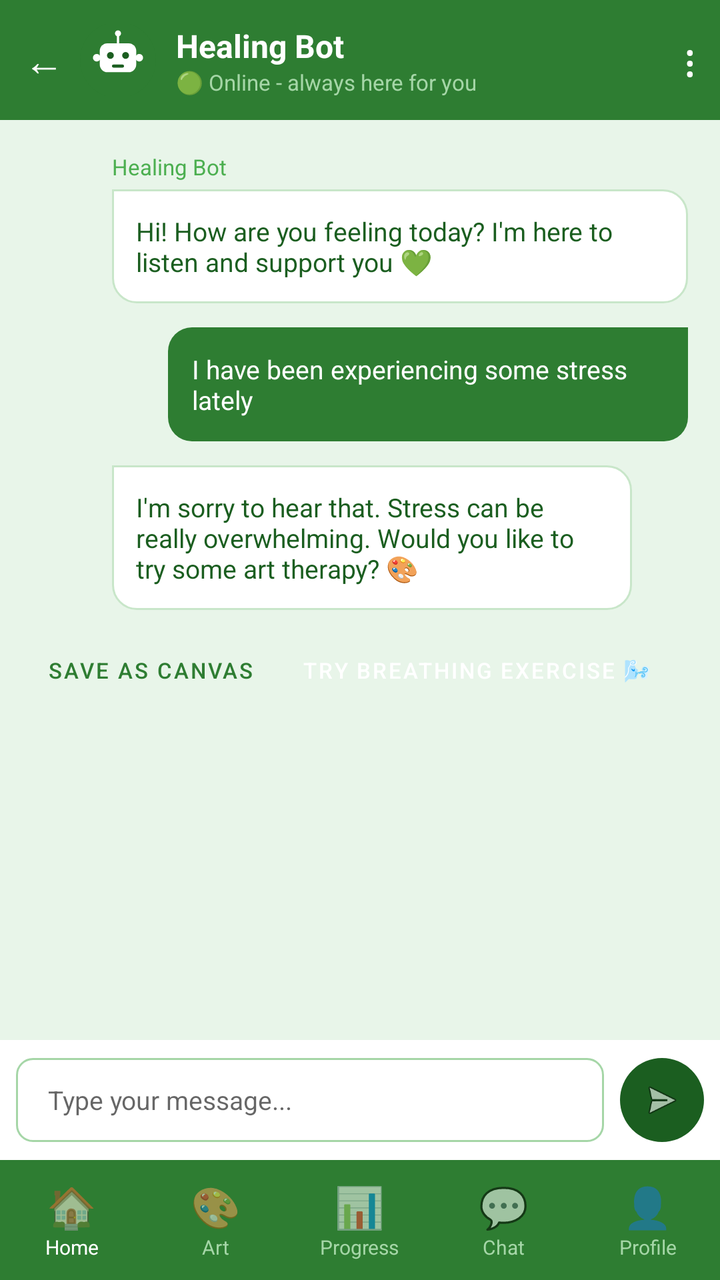
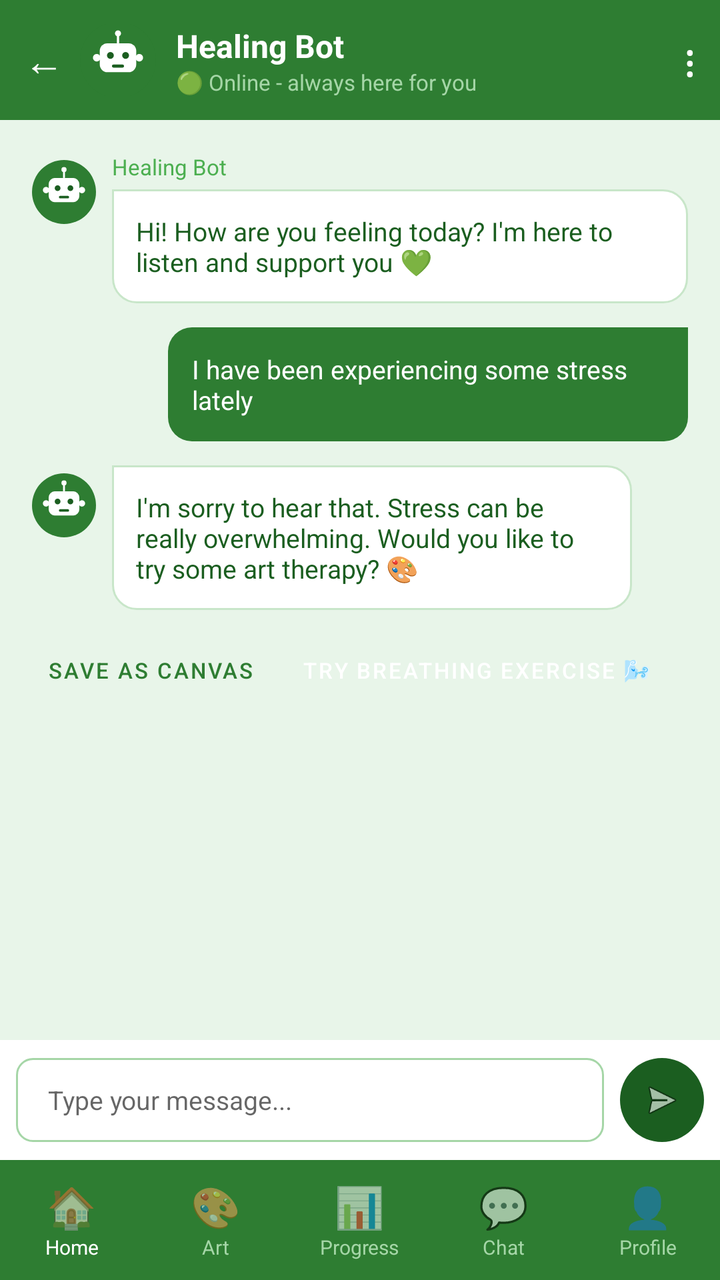

Compare the two renders of this Android layout. The source of the first and the diff that turns it into the second are given below.
<!-- AndroidManifest.xml: application theme Theme.HealingJourney -->
<!-- res/layout/activity_chat.xml -->
<?xml version="1.0" encoding="utf-8"?>
<LinearLayout
    xmlns:android="http://schemas.android.com/apk/res/android"
    xmlns:tools="http://schemas.android.com/tools"
    android:layout_width="match_parent"
    android:layout_height="match_parent"
    android:orientation="vertical"
    android:background="#E8F5E9">

    
    <LinearLayout
        android:layout_width="match_parent"
        android:layout_height="60dp"
        android:orientation="horizontal"
        android:background="#2E7D32"
        android:gravity="center_vertical"
        android:padding="12dp">

        <TextView
            android:id="@+id/btnBack"
            android:layout_width="wrap_content"
            android:layout_height="wrap_content"
            android:text="@string/back"
            android:textColor="#FFFFFF"
            android:textSize="20sp"
            android:layout_marginEnd="8dp"/>

        <ImageView
            android:layout_width="38dp"
            android:layout_height="38dp"
            android:contentDescription="@string/todo5" android:src="@drawable/ic_bot_avatar"
            android:layout_marginEnd="10dp"/>

        <LinearLayout
            android:layout_width="0dp"
            android:layout_height="wrap_content"
            android:layout_weight="1"
            android:orientation="vertical">

            <TextView
                android:layout_width="wrap_content"
                android:layout_height="wrap_content"
                android:text="@string/healing_bot"
                android:textColor="#FFFFFF"
                android:textSize="16sp"
                android:textStyle="bold"/>

            <TextView
                android:layout_width="wrap_content"
                android:layout_height="wrap_content"
                android:text="@string/online_always_here_for_you"
                android:textColor="#A5D6A7"
                android:textSize="11sp"/>

        </LinearLayout>

        <TextView
            android:id="@+id/btnShareChat"
            android:layout_width="wrap_content"
            android:layout_height="wrap_content"
            android:text="@string/dots"
            android:textColor="#FFFFFF"
            android:textSize="22sp"/>

    </LinearLayout>

    
    <ScrollView
        android:id="@+id/scrollChat"
        android:layout_width="match_parent"
        android:layout_height="0dp"
        android:layout_weight="1"
        android:padding="16dp">

        <LinearLayout
            android:id="@+id/chatContainer"
            android:layout_width="match_parent"
            android:layout_height="wrap_content"
            android:orientation="vertical">

            
            <LinearLayout
                android:layout_width="match_parent"
                android:layout_height="wrap_content"
                android:orientation="horizontal"
                android:layout_marginBottom="12dp">

                <ImageView
                    android:layout_width="32dp"
                    android:layout_height="32dp"
                    android:contentDescription="@string/todo8"
                    android:src="@mipmap/ic_launcher_round"
                    android:layout_marginEnd="8dp"
                    android:layout_marginTop="4dp"/>

                <LinearLayout
                    android:layout_width="wrap_content"
                    android:layout_height="wrap_content"
                    android:orientation="vertical"
                    android:maxWidth="260dp">

                    <TextView
                        android:layout_width="wrap_content"
                        android:layout_height="wrap_content"
                        android:text="@string/healing_bot1"
                        android:textColor="#4CAF50"
                        android:textSize="11sp"
                        android:layout_marginBottom="4dp"/>

                    <TextView
                        android:layout_width="wrap_content"
                        android:layout_height="wrap_content"
                        android:text="@string/hi_how_are_you_feeling_today_i_m_here_to_listen_and_support_you"
                        android:textColor="#1B5E20"
                        android:textSize="13sp"
                        android:background="@drawable/bubble_ai"
                        android:padding="12dp"/>

                </LinearLayout>

            </LinearLayout>

            
            <LinearLayout
                android:layout_width="match_parent"
                android:layout_height="wrap_content"
                android:gravity="end"
                android:layout_marginBottom="12dp">

                <TextView
                    android:layout_width="wrap_content"
                    android:layout_height="wrap_content"
                    android:text="@string/i_have_been_experiencing_some_stress_lately"
                    android:textColor="#FFFFFF"
                    android:textSize="13sp"
                    android:background="@drawable/bubble_user"
                    android:padding="12dp"
                    android:maxWidth="260dp"/>

            </LinearLayout>

            
            <LinearLayout
                android:layout_width="match_parent"
                android:layout_height="wrap_content"
                android:orientation="horizontal"
                android:layout_marginBottom="12dp"
                tools:ignore="UseCompoundDrawables">

                <ImageView
                    android:layout_width="32dp"
                    android:layout_height="32dp"
                    android:contentDescription="@string/todo6"
                    android:src="@mipmap/ic_launcher_round"
                    android:layout_marginEnd="8dp"
                    android:layout_marginTop="4dp"/>

                <TextView
                    android:layout_width="wrap_content"
                    android:layout_height="wrap_content"
                    android:text="@string/i_m_sorry_to_hear_that_stress_can_be_really_overwhelming_would_you_like_to_try_some_art_therapy_to_help_express_your_feelings"
                    android:textColor="#1B5E20"
                    android:textSize="13sp"
                    android:background="@drawable/bubble_ai"
                    android:padding="12dp"
                    android:maxWidth="260dp"/>

            </LinearLayout>

            
            <LinearLayout
                style="?android:attr/buttonBarStyle"
                android:layout_width="match_parent"
                android:layout_height="wrap_content"
                android:orientation="horizontal"
                android:layout_marginBottom="12dp">

                <Button
                    android:id="@+id/btnSaveCanvas"
                    style="?android:attr/buttonBarButtonStyle"
                    android:layout_width="wrap_content"
                    android:layout_height="36dp"
                    android:text="@string/save_as_canvas"
                    android:textColor="#2E7D32"
                    android:backgroundTint="#FFFFFF"
                    android:textSize="11sp"
                    android:layout_marginEnd="8dp" />

                <Button
                    android:id="@+id/btnTryExercise"
                    style="?android:attr/buttonBarButtonStyle"
                    android:layout_width="wrap_content"
                    android:layout_height="36dp"
                    android:text="@string/try_breathing_exercise"
                    android:textColor="#FFFFFF"
                    android:backgroundTint="#2E7D32"
                    android:textSize="11sp"/>

            </LinearLayout>

        </LinearLayout>
    </ScrollView>

    
    <LinearLayout
        android:layout_width="match_parent"
        android:layout_height="60dp"
        android:orientation="horizontal"
        android:background="#FFFFFF"
        android:gravity="center_vertical"
        android:padding="8dp">

        <EditText
            android:id="@+id/etMessage"
            android:layout_width="0dp"
            android:layout_height="42dp"
            android:layout_weight="1"
            android:autofillHints=""
            android:hint="@string/type_your_message"
            android:background="@drawable/input_background"
            android:paddingStart="16dp"
            android:paddingEnd="16dp"
            android:textSize="13sp"
            android:inputType="textMultiLine"
            android:layout_marginEnd="8dp"/>

        <ImageView
            android:id="@+id/btnSend"
            android:layout_width="42dp"
            android:layout_height="42dp"
            android:contentDescription="@string/todo7"
            android:src="@android:drawable/ic_menu_send"
            android:background="@drawable/circle_dark_green"
            android:padding="10dp"/>

    </LinearLayout>

    <include layout="@layout/bottom_nav"/>
</LinearLayout>
<!-- res/layout/bottom_nav.xml (included above) -->
<?xml version="1.0" encoding="utf-8"?>
<LinearLayout
    xmlns:android="http://schemas.android.com/apk/res/android"
    xmlns:tools="http://schemas.android.com/tools"
    android:layout_width="match_parent"
    android:layout_height="60dp"
    android:baselineAligned="false"
    android:orientation="horizontal"
    android:background="#2E7D32">

    <LinearLayout
        android:id="@+id/navHome"
        android:layout_width="0dp"
        android:layout_height="match_parent"
        android:layout_weight="1"
        android:orientation="vertical"
        android:gravity="center">
        <TextView
            android:layout_width="wrap_content"
            android:layout_height="wrap_content"
            android:text="@string/house"
            android:textSize="20sp"/>
        <TextView
            android:layout_width="wrap_content"
            android:layout_height="wrap_content"
            android:text="@string/home4"
            android:textColor="#FFFFFF"
            android:textSize="10sp"
            tools:ignore="SmallSp" />
    </LinearLayout>

    <LinearLayout
        android:id="@+id/navArt"
        android:layout_width="0dp"
        android:layout_height="match_parent"
        android:layout_weight="1"
        android:orientation="vertical"
        android:gravity="center">
        <TextView
            android:layout_width="wrap_content"
            android:layout_height="wrap_content"
            android:text="@string/ART"
            android:textSize="20sp"/>
        <TextView
            android:layout_width="wrap_content"
            android:layout_height="wrap_content"
            android:text="@string/art5"
            android:textColor="#A5D6A7"
            android:textSize="10sp"
            tools:ignore="SmallSp" />
    </LinearLayout>

    <LinearLayout
        android:id="@+id/navProgress"
        android:layout_width="0dp"
        android:layout_height="match_parent"
        android:layout_weight="1"
        android:orientation="vertical"
        android:gravity="center">
        <TextView
            android:layout_width="wrap_content"
            android:layout_height="wrap_content"
            android:text="@string/CHART"
            android:textSize="20sp"/>
        <TextView
            android:layout_width="wrap_content"
            android:layout_height="wrap_content"
            android:text="@string/progress2"
            android:textColor="#A5D6A7"
            android:textSize="10sp"
            tools:ignore="SmallSp" />
    </LinearLayout>

    <LinearLayout
        android:id="@+id/navChat"
        android:layout_width="0dp"
        android:layout_height="match_parent"
        android:layout_weight="1"
        android:orientation="vertical"
        android:gravity="center">
        <TextView
            android:layout_width="wrap_content"
            android:layout_height="wrap_content"
            android:text="@string/CHAT"
            android:textSize="20sp"/>
        <TextView
            android:layout_width="wrap_content"
            android:layout_height="wrap_content"
            android:text="@string/chat3"
            android:textColor="#A5D6A7"
            android:textSize="10sp"
            tools:ignore="SmallSp" />
    </LinearLayout>

    <LinearLayout
        android:id="@+id/navProfile"
        android:layout_width="0dp"
        android:layout_height="match_parent"
        android:layout_weight="1"
        android:orientation="vertical"
        android:gravity="center">
        <TextView
            android:layout_width="wrap_content"
            android:layout_height="wrap_content"
            android:text="@string/USER"
            android:textSize="20sp"/>
        <TextView
            android:layout_width="wrap_content"
            android:layout_height="wrap_content"
            android:text="@string/profile2"
            android:textColor="#A5D6A7"
            android:textSize="10sp"
            tools:ignore="SmallSp" />
    </LinearLayout>

</LinearLayout>
<!-- resources referenced by this layout -->
<resources>
  <!-- drawable bubble_ai (drawable) -->
  <?xml version="1.0" encoding="utf-8"?>
  <shape xmlns:android="http://schemas.android.com/apk/res/android"
      android:shape="rectangle">
      <solid android:color="#FFFFFF"/>
      <corners
          android:topLeftRadius="0dp"
          android:topRightRadius="12dp"
          android:bottomLeftRadius="12dp"
          android:bottomRightRadius="12dp"/>
      <stroke android:width="1dp" android:color="#C8E6C9"/>
  </shape>
  <!-- drawable bubble_user (drawable) -->
  <?xml version="1.0" encoding="utf-8"?>
  <shape xmlns:android="http://schemas.android.com/apk/res/android"
      android:shape="rectangle">
      <solid android:color="#2E7D32"/>
      <corners
          android:topLeftRadius="12dp"
          android:topRightRadius="0dp"
          android:bottomLeftRadius="12dp"
          android:bottomRightRadius="12dp"/>
  </shape>
  <!-- drawable circle_dark_green (drawable) -->
  <?xml version="1.0" encoding="utf-8"?>
  <shape xmlns:android="http://schemas.android.com/apk/res/android"
      android:shape="oval">
      <solid android:color="#1B5E20"/>
  </shape>
  <!-- drawable input_background (drawable) -->
  <?xml version="1.0" encoding="utf-8"?>
  <shape xmlns:android="http://schemas.android.com/apk/res/android"
      android:shape="rectangle">
      <solid android:color="#FFFFFF"/>
      <corners android:radius="8dp"/>
      <stroke android:width="1dp" android:color="#A5D6A7"/>
  </shape>
  <!-- mipmap ic_launcher_round (mipmap-anydpi-v26) -->
  <?xml version="1.0" encoding="utf-8"?>
  <adaptive-icon xmlns:android="http://schemas.android.com/apk/res/android">
      <background android:drawable="@drawable/ic_launcher_background"/>
      <foreground android:drawable="@mipmap/ic_launcher_foreground"/>
      <monochrome android:drawable="@mipmap/ic_launcher_foreground"/>
  </adaptive-icon>
  <string name="ART">🎨</string>
  <string name="CHART">📊</string>
  <string name="CHAT">💬</string>
  <string name="USER">👤</string>
  <string name="art5">Art</string>
  <string name="back">←</string>
  <string name="chat3">Chat</string>
  <string name="dots">⋮</string>
  <string name="healing_bot">Healing Bot</string>
  <string name="healing_bot1">Healing Bot</string>
  <string name="hi_how_are_you_feeling_today_i_m_here_to_listen_and_support_you">Hi! How are you feeling today? I\'m here to listen and support you 💚</string>
  <string name="home4">Home</string>
  <string name="house">🏠</string>
  <string name="i_have_been_experiencing_some_stress_lately">I have been experiencing some stress lately</string>
  <string name="i_m_sorry_to_hear_that_stress_can_be_really_overwhelming_would_you_like_to_try_some_art_therapy_to_help_express_your_feelings">I\'m sorry to hear that. Stress can be really overwhelming. Would you like to try some art therapy? 🎨</string>
  <string name="online_always_here_for_you">🟢 Online - always here for you</string>
  <string name="profile2">Profile</string>
  <string name="progress2">Progress</string>
  <string name="save_as_canvas">Save as canvas</string>
  <string name="todo5">TODO</string>
  <string name="todo6">TODO</string>
  <string name="todo7">TODO</string>
  <string name="todo8">TODO</string>
  <string name="try_breathing_exercise">Try breathing exercise 🌬️</string>
  <string name="type_your_message">Type your message...</string>
  <!-- drawable ic_launcher_background: vector/xml drawable (drawable, 4866 chars, omitted) -->
  <color name="primary_green">#2E7D32</color>
  <color name="dark_green">#1B5E20</color>
  <color name="white">#FFFFFF</color>
  <color name="light_green">#A5D6A7</color>
  <!-- unchanged entries left out for length: 2 -->
</resources>

<!-- the commit's change to res/layout/activity_chat.xml (unified diff, before → after) -->
@@ -89,7 +89,7 @@
                     android:layout_width="32dp"
                     android:layout_height="32dp"
                     android:contentDescription="@string/todo8"
-                    android:src="@mipmap/ic_launcher_round"
+                    android:src="@drawable/ic_bot_avatar"
                     android:layout_marginEnd="8dp"
                     android:layout_marginTop="4dp"/>
 
@@ -151,7 +151,7 @@
                     android:layout_width="32dp"
                     android:layout_height="32dp"
                     android:contentDescription="@string/todo6"
-                    android:src="@mipmap/ic_launcher_round"
+                    android:src="@drawable/ic_bot_avatar"
                     android:layout_marginEnd="8dp"
                     android:layout_marginTop="4dp"/>
 
<!-- resource entries referenced after the edit -->
@@ -37,13 +37,6 @@
       <corners android:radius="8dp"/>
       <stroke android:width="1dp" android:color="#A5D6A7"/>
   </shape>
-  <!-- mipmap ic_launcher_round (mipmap-anydpi-v26) -->
-  <?xml version="1.0" encoding="utf-8"?>
-  <adaptive-icon xmlns:android="http://schemas.android.com/apk/res/android">
-      <background android:drawable="@drawable/ic_launcher_background"/>
-      <foreground android:drawable="@mipmap/ic_launcher_foreground"/>
-      <monochrome android:drawable="@mipmap/ic_launcher_foreground"/>
-  </adaptive-icon>
   <string name="ART">🎨</string>
   <string name="CHART">📊</string>
   <string name="CHAT">💬</string>
@@ -69,7 +62,6 @@
   <string name="todo8">TODO</string>
   <string name="try_breathing_exercise">Try breathing exercise 🌬️</string>
   <string name="type_your_message">Type your message...</string>
-  <!-- drawable ic_launcher_background: vector/xml drawable (drawable, 4866 chars, omitted) -->
   <color name="primary_green">#2E7D32</color>
   <color name="dark_green">#1B5E20</color>
   <color name="white">#FFFFFF</color>
